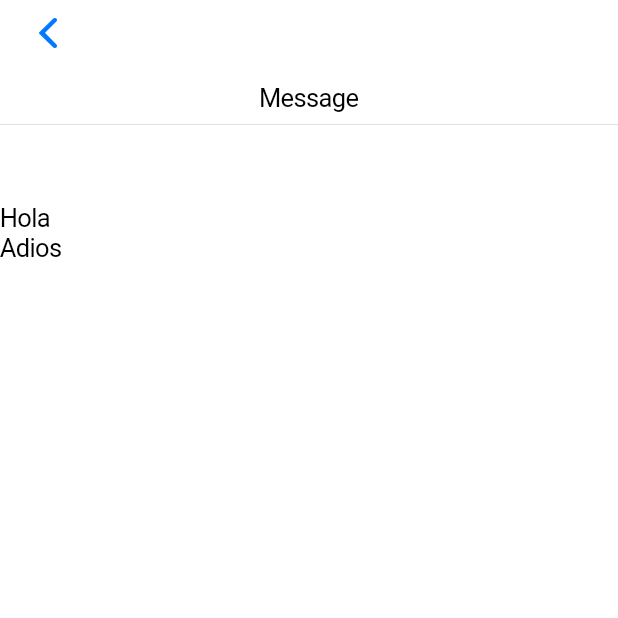
After one commit to DBJPantayatorTeam/DESKTOP, a Flutter app: the screen it shows after launch, after a tap on an icon or button, on a phone screen of 412 x 824 dp, the top half of it. The commit adds this screen. Run offline on Flutter 3.47's test engine with Material 2 defaults, Android fonts, the phone set to English and light mode, and no system bars.

Commit message:
Doing spect 10

```diff
--- a/pantayator/lib/appdata.dart
+++ b/pantayator/lib/appdata.dart
@@ -7,6 +7,7 @@ class AppData with ChangeNotifier {
   String ip = "";
   String text = "";
   bool connected = false;
+  List<String> messageList = ["Hola","Adios"];
 
   //WebSocket
   IOWebSocketChannel? _server;
@@ -44,10 +45,7 @@ class AppData with ChangeNotifier {
 
   //Mandar missatge per a que ho print
   void showTextMessage() {
-    final msn = {
-      'type': 'show',
-      'value': text
-    };
+    final msn = {'type': 'show', 'value': text};
     _server?.sink.add(jsonEncode(msn));
   }
 }
--- a/pantayator/lib/pages/lobby.dart
+++ b/pantayator/lib/pages/lobby.dart
@@ -1,6 +1,7 @@
 import 'package:flutter/cupertino.dart';
 import 'package:flutter/material.dart';
 import 'package:pantayator/appdata.dart';
+import 'package:pantayator/pages/records.dart';
 import 'package:provider/provider.dart';
 
 class Lobby extends StatefulWidget {
@@ -25,6 +26,14 @@ class _LobbyState extends State<Lobby> {
           middle: Text(
             'Main Page',
             style: TextStyle(fontWeight: FontWeight.bold),
+          ),
+          trailing: GestureDetector(
+            child: Container(
+              child: Icon(CupertinoIcons.list_bullet),
+            ),
+            onTap: () {
+              Navigator.push(context, CupertinoPageRoute(builder: (context) => Records()));
+            },
           ),
         ),
         child: Center(
--- /dev/null
+++ b/pantayator/lib/pages/records.dart
@@ -0,0 +1,52 @@
+import 'package:flutter/cupertino.dart';
+import 'package:flutter/material.dart';
+import 'package:pantayator/appdata.dart';
+import 'package:provider/provider.dart';
+
+class Records extends StatefulWidget {
+  const Records({super.key});
+
+  @override
+  State<Records> createState() => _RecordsState();
+}
+
+class _RecordsState extends State<Records> {
+  @override
+  Widget build(BuildContext context) {
+    //Per poder accedir-hi a la informació de la AppData
+    AppData appData = Provider.of<AppData>(context);
+
+    return CupertinoPageScaffold(
+        navigationBar: CupertinoNavigationBar(
+          //Botó per tornar a la pagina anterior
+          leading: GestureDetector(
+            child: Container(
+              child: Icon(CupertinoIcons.back),
+            ),
+            onTap: () {
+              Navigator.pop(context);
+            },
+          ),
+        ),
+        child: Center(
+          child: Column(
+            mainAxisAlignment: MainAxisAlignment.center,
+            children: [
+              SizedBox(height: 55,),
+              Text('Message'),
+              Divider(),                                        //Per fer una linea que dividira el titol dels missatges
+              Expanded(
+                child: ListView.builder(                                 //Creara un container amb text per missatge
+                  itemCount: appData.messageList.length,
+                  itemBuilder: (context, index) {
+                    return Container(
+                      child: Text("${appData.messageList[index]}")
+                    );
+                  },
+                ),
+              ),
+            ],
+          ),
+        ));
+  }
+}
```
